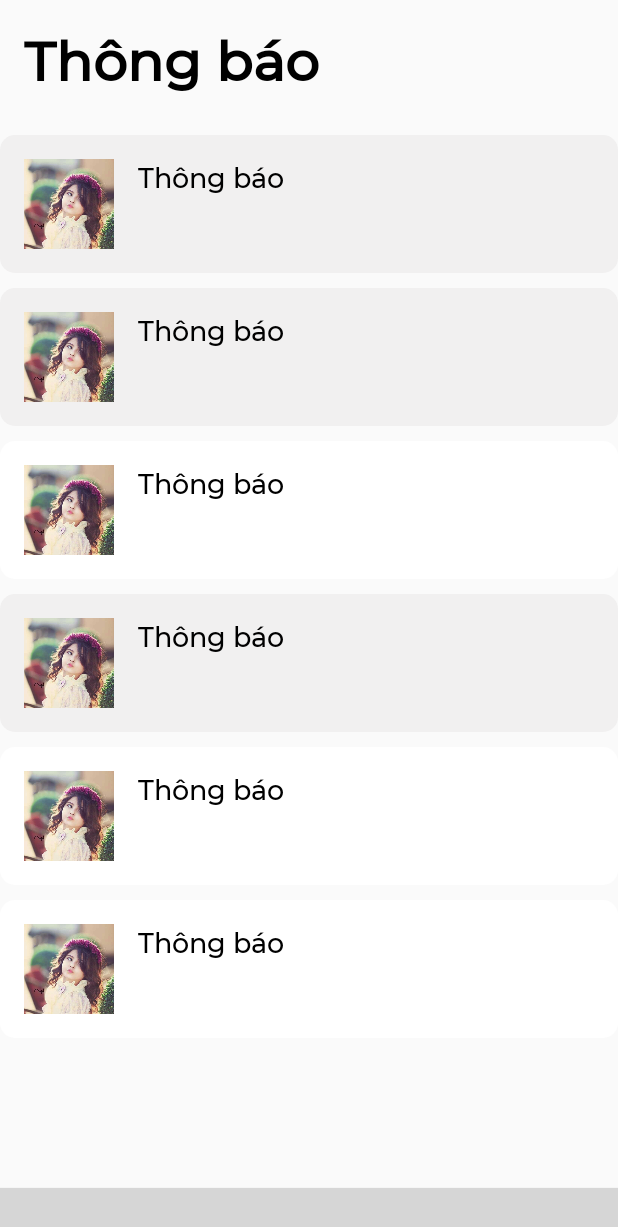
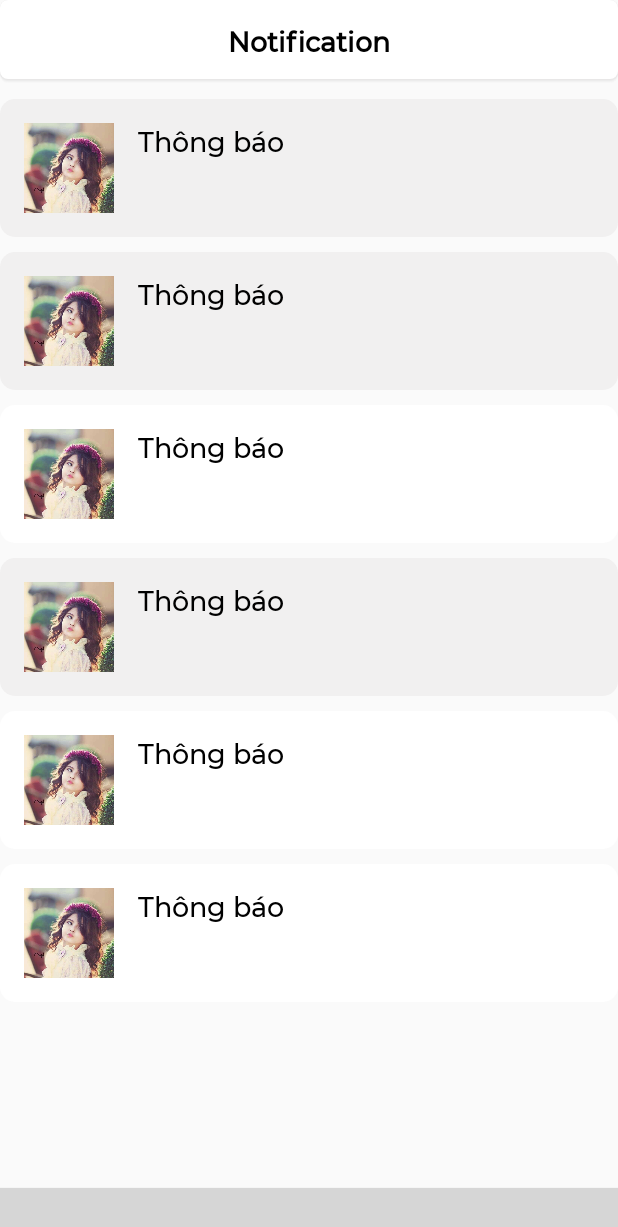
Before and after one commit to thiendum2020/wibumedia, an Android app: the fragment NotificationFragment placed in its activity, on a phone screen of 412 x 824 dp. Shown: the top 1227 px of the screen. Run offline under Robolectric (Android 15) with nearby library versions, the phone set to English and light mode, and no system bars; our stand-ins replace CircleImageView; libraries missing offline, so code that uses them is left out: nl.joery.animatedbottombar; plain views replace AnimatedBottomBar; 4 statements that could not run were skipped; grey boxes are pictures that could not be loaded.

```diff
--- a/app/src/main/java/com/example/wibumedia/NotificationFragment.java
+++ b/app/src/main/java/com/example/wibumedia/NotificationFragment.java
@@ -2,14 +2,23 @@ package com.example.wibumedia;
 
 import android.os.Bundle;
 
+import androidx.annotation.NonNull;
+import androidx.annotation.Nullable;
+import androidx.appcompat.app.AppCompatActivity;
+import androidx.appcompat.widget.Toolbar;
 import androidx.fragment.app.Fragment;
 
 import android.view.LayoutInflater;
 import android.view.View;
 import android.view.ViewGroup;
 
+import com.example.wibumedia.Retrofit.ApiInterface;
+import com.example.wibumedia.Retrofit.Common;
+
 public class NotificationFragment extends Fragment {
-
+    View root;
+    ApiInterface service;
+    private final String key = "VSBG";
 
     public NotificationFragment() {
         // Required empty public constructor
@@ -20,6 +29,27 @@ public class NotificationFragment extends Fragment {
     public View onCreateView(LayoutInflater inflater, ViewGroup container,
                              Bundle savedInstanceState) {
         // Inflate the layout for this fragment
-        return inflater.inflate(R.layout.fragment_notification, container, false);
+        root = inflater.inflate(R.layout.fragment_notification, container, false);
+        return root;
+    }
+
+    @Override
+    public void onViewCreated(@NonNull View view, @Nullable Bundle savedInstanceState) {
+        super.onViewCreated(view, savedInstanceState);
+        service = Common.getGsonService();
+        setControl(view);
+        setEvent();
+    }
+
+
+
+    private void setControl(View view) {
+        Toolbar toolbar = view.findViewById(R.id.toolbar);
+        if (getActivity() != null) {
+            ((AppCompatActivity) getActivity()).setSupportActionBar(toolbar);
+        }
+    }
+
+    private void setEvent() {
     }
 }
--- a/app/src/main/res/layout/fragment_notification.xml
+++ b/app/src/main/res/layout/fragment_notification.xml
@@ -1,162 +1,184 @@
 <?xml version="1.0" encoding="utf-8"?>
 <LinearLayout xmlns:android="http://schemas.android.com/apk/res/android"
+    xmlns:app="http://schemas.android.com/apk/res-auto"
     xmlns:tools="http://schemas.android.com/tools"
-    xmlns:app="http://schemas.android.com/apk/res-auto"
-    android:orientation="vertical"
     android:layout_width="match_parent"
     android:layout_height="match_parent"
+    android:orientation="vertical"
     tools:context=".NotificationFragment">
 
+    <androidx.appcompat.widget.Toolbar
+        android:id="@+id/toolbar"
+        android:layout_width="match_parent"
+        android:layout_height="?android:attr/actionBarSize"
+        android:layout_alignParentTop="true"
+        android:background="@drawable/bg_new_post"
+        android:elevation="0dp"
+        app:contentInsetEnd="0dp"
+        app:contentInsetStart="0dp">
+        <RelativeLayout
+            android:layout_width="match_parent"
+            android:layout_height="?android:attr/actionBarSize">
+            <TextView
+                android:layout_width="match_parent"
+                android:layout_height="?android:attr/actionBarSize"
+                android:fontFamily="@font/montserrat_medium"
+                android:gravity="center"
+                android:text="Notification"
+                android:textColor="@color/black"
+                android:textSize="18sp"
+                android:textStyle="bold" />
+        </RelativeLayout>
+    </androidx.appcompat.widget.Toolbar>
+
     <LinearLayout
-        android:layout_margin="16dp"
         android:layout_width="match_parent"
-        android:layout_height="wrap_content">
-        <TextView
-            android:layout_width="wrap_content"
-            android:layout_height="match_parent"
-            android:text="Thông báo"
-            android:textSize="36sp"
-            android:textColor="@color/black"
-            android:textStyle="bold"
-            android:fontFamily="@font/montserrat_medium"/>
-    </LinearLayout>
-    <LinearLayout
+        android:layout_height="wrap_content"
         android:layout_marginTop="10dp"
-        android:padding="16dp"
         android:background="@drawable/bg_noti_new"
         android:orientation="horizontal"
-        android:layout_width="match_parent"
-        android:layout_height="wrap_content">
+        android:padding="16dp">
 
         <de.hdodenhof.circleimageview.CircleImageView
             android:layout_width="60dp"
             android:layout_height="60dp"
+            android:background="@drawable/profile"
             app:civ_border_color="@color/black"
-            app:civ_border_width="1dp"
-            android:background="@drawable/profile"/>
+            app:civ_border_width="1dp" />
+
         <TextView
             android:layout_width="wrap_content"
             android:layout_height="match_parent"
             android:layout_marginLeft="16dp"
+            android:fontFamily="@font/montserrat_medium"
             android:text="Thông báo"
-            android:textSize="18sp"
             android:textColor="@color/black"
-            android:fontFamily="@font/montserrat_medium"/>
+            android:textSize="18sp" />
     </LinearLayout>
+
     <LinearLayout
+        android:layout_width="match_parent"
+        android:layout_height="wrap_content"
         android:layout_marginTop="10dp"
-        android:padding="16dp"
         android:background="@drawable/bg_noti_new"
         android:orientation="horizontal"
-        android:layout_width="match_parent"
-        android:layout_height="wrap_content">
+        android:padding="16dp">
 
         <de.hdodenhof.circleimageview.CircleImageView
             android:layout_width="60dp"
             android:layout_height="60dp"
+            android:background="@drawable/profile"
             app:civ_border_color="@color/black"
-            app:civ_border_width="1dp"
-            android:background="@drawable/profile"/>
+            app:civ_border_width="1dp" />
+
         <TextView
             android:layout_width="wrap_content"
             android:layout_height="match_parent"
             android:layout_marginLeft="16dp"
+            android:fontFamily="@font/montserrat_medium"
             android:text="Thông báo"
-            android:textSize="18sp"
             android:textColor="@color/black"
-            android:fontFamily="@font/montserrat_medium"/>
+            android:textSize="18sp" />
     </LinearLayout>
+
     <LinearLayout
+        android:layout_width="match_parent"
+        android:layout_height="wrap_content"
         android:layout_marginTop="10dp"
-        android:padding="16dp"
+        android:background="@drawable/bg_noti"
         android:orientation="horizontal"
-        android:background="@drawable/bg_noti"
-        android:layout_width="match_parent"
-        android:layout_height="wrap_content">
+        android:padding="16dp">
 
         <de.hdodenhof.circleimageview.CircleImageView
             android:layout_width="60dp"
             android:layout_height="60dp"
+            android:background="@drawable/profile"
             app:civ_border_color="@color/black"
-            app:civ_border_width="1dp"
-            android:background="@drawable/profile"/>
+            app:civ_border_width="1dp" />
+
         <TextView
             android:layout_width="wrap_content"
             android:layout_height="match_parent"
             android:layout_marginLeft="16dp"
+            android:fontFamily="@font/montserrat_medium"
             android:text="Thông báo"
-            android:textSize="18sp"
             android:textColor="@color/black"
-            android:fontFamily="@font/montserrat_medium"/>
+            android:textSize="18sp" />
     </LinearLayout>
+
     <LinearLayout
+        android:layout_width="match_parent"
+        android:layout_height="wrap_content"
         android:layout_marginTop="10dp"
-        android:padding="16dp"
         android:background="@drawable/bg_noti_new"
         android:orientation="horizontal"
-        android:layout_width="match_parent"
-        android:layout_height="wrap_content">
+        android:padding="16dp">
 
         <de.hdodenhof.circleimageview.CircleImageView
             android:layout_width="60dp"
             android:layout_height="60dp"
+            android:background="@drawable/profile"
             app:civ_border_color="@color/black"
-            app:civ_border_width="1dp"
-            android:background="@drawable/profile"/>
+            app:civ_border_width="1dp" />
+
         <TextView
             android:layout_width="wrap_content"
             android:layout_height="match_parent"
             android:layout_marginLeft="16dp"
+            android:fontFamily="@font/montserrat_medium"
             android:text="Thông báo"
-            android:textSize="18sp"
             android:textColor="@color/black"
-            android:fontFamily="@font/montserrat_medium"/>
+            android:textSize="18sp" />
     </LinearLayout>
+
     <LinearLayout
+        android:layout_width="match_parent"
+        android:layout_height="wrap_content"
         android:layout_marginTop="10dp"
-        android:padding="16dp"
+        android:background="@drawable/bg_noti"
         android:orientation="horizontal"
-        android:background="@drawable/bg_noti"
-        android:layout_width="match_parent"
-        android:layout_height="wrap_content">
+        android:padding="16dp">
 
         <de.hdodenhof.circleimageview.CircleImageView
             android:layout_width="60dp"
             android:layout_height="60dp"
+            android:background="@drawable/profile"
             app:civ_border_color="@color/black"
-            app:civ_border_width="1dp"
-            android:background="@drawable/profile"/>
+            app:civ_border_width="1dp" />
+
         <TextView
             android:layout_width="wrap_content"
             android:layout_height="match_parent"
             android:layout_marginLeft="16dp"
+            android:fontFamily="@font/montserrat_medium"
             android:text="Thông báo"
-            android:textSize="18sp"
             android:textColor="@color/black"
-            android:fontFamily="@font/montserrat_medium"/>
+            android:textSize="18sp" />
     </LinearLayout>
+
     <LinearLayout
+        android:layout_width="match_parent"
+        android:layout_height="wrap_content"
         android:layout_marginTop="10dp"
-        android:padding="16dp"
+        android:background="@drawable/bg_noti"
         android:orientation="horizontal"
-        android:background="@drawable/bg_noti"
-        android:layout_width="match_parent"
-        android:layout_height="wrap_content">
+        android:padding="16dp">
 
         <de.hdodenhof.circleimageview.CircleImageView
             android:layout_width="60dp"
             android:layout_height="60dp"
+            android:background="@drawable/profile"
             app:civ_border_color="@color/black"
-            app:civ_border_width="1dp"
-            android:background="@drawable/profile"/>
+            app:civ_border_width="1dp" />
+
         <TextView
             android:layout_width="wrap_content"
             android:layout_height="match_parent"
             android:layout_marginLeft="16dp"
+            android:fontFamily="@font/montserrat_medium"
             android:text="Thông báo"
-            android:textSize="18sp"
             android:textColor="@color/black"
-            android:fontFamily="@font/montserrat_medium"/>
+            android:textSize="18sp" />
     </LinearLayout>
 
 </LinearLayout>
```
